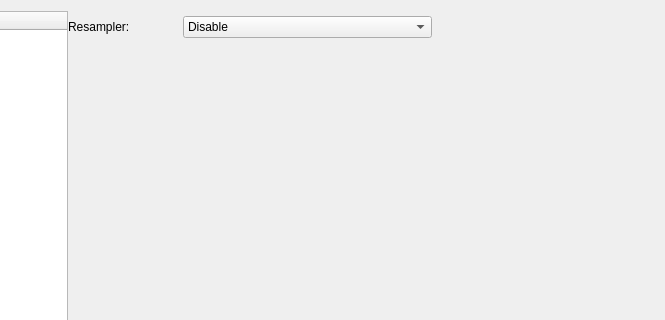
Qt form src/xamp/preferencedialog.ui (billlin0904/xamp2) before a commit; both pictures show x 143 to 808 and y 0 to 320 of the 808 by 569 pixel window.
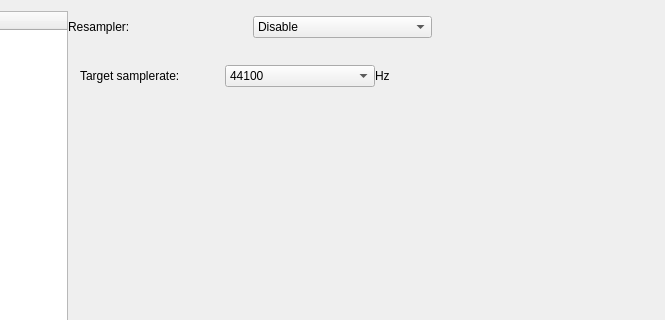
The same form after that commit. The open tabs and pages were chosen to show the change. Custom widgets are drawn as their Qt base class.

Commit message: Add r8brain resampler.

Diff of the .ui file:
```diff
--- a/src/xamp/preferencedialog.ui
+++ b/src/xamp/preferencedialog.ui
@@ -88,7 +88,7 @@
         </sizepolicy>
        </property>
        <property name="currentIndex">
-        <number>0</number>
+        <number>1</number>
        </property>
        <widget class="QWidget" name="playbackPage">
         <layout class="QGridLayout" name="gridLayout">
@@ -294,8 +294,8 @@
           <rect>
            <x>12</x>
            <y>54</y>
-           <width>558</width>
-           <height>403</height>
+           <width>439</width>
+           <height>355</height>
           </rect>
          </property>
          <widget class="QWidget" name="noneResamplerPage"/>
@@ -717,6 +717,120 @@
            </item>
           </layout>
          </widget>
+         <widget class="QWidget" name="r8brainResamplerPage">
+          <layout class="QVBoxLayout" name="verticalLayout_2">
+           <property name="spacing">
+            <number>0</number>
+           </property>
+           <property name="leftMargin">
+            <number>0</number>
+           </property>
+           <property name="topMargin">
+            <number>0</number>
+           </property>
+           <property name="rightMargin">
+            <number>0</number>
+           </property>
+           <property name="bottomMargin">
+            <number>0</number>
+           </property>
+           <item>
+            <layout class="QHBoxLayout" name="horizontalLayout_4" stretch="0,1,0">
+             <property name="spacing">
+              <number>0</number>
+             </property>
+             <item>
+              <widget class="QLabel" name="label_15">
+               <property name="maximumSize">
+                <size>
+                 <width>150</width>
+                 <height>16777215</height>
+                </size>
+               </property>
+               <property name="text">
+                <string>Target samplerate:</string>
+               </property>
+              </widget>
+             </item>
+             <item>
+              <widget class="QComboBox" name="r8brainTargetSampleRateComboBox">
+               <property name="maximumSize">
+                <size>
+                 <width>150</width>
+                 <height>16777215</height>
+                </size>
+               </property>
+               <item>
+                <property name="text">
+                 <string>44100</string>
+                </property>
+               </item>
+               <item>
+                <property name="text">
+                 <string>48000</string>
+                </property>
+               </item>
+               <item>
+                <property name="text">
+                 <string>88200</string>
+                </property>
+               </item>
+               <item>
+                <property name="text">
+                 <string>96000</string>
+                </property>
+               </item>
+               <item>
+                <property name="text">
+                 <string>176400</string>
+                </property>
+               </item>
+               <item>
+                <property name="text">
+                 <string>192000</string>
+                </property>
+               </item>
+               <item>
+                <property name="text">
+                 <string>352800</string>
+                </property>
+               </item>
+               <item>
+                <property name="text">
+                 <string>384000</string>
+                </property>
+               </item>
+               <item>
+                <property name="text">
+                 <string>768000</string>
+                </property>
+               </item>
+              </widget>
+             </item>
+             <item>
+              <widget class="QLabel" name="label_16">
+               <property name="text">
+                <string>Hz</string>
+               </property>
+              </widget>
+             </item>
+            </layout>
+           </item>
+           <item>
+            <spacer name="verticalSpacer_3">
+             <property name="orientation">
+              <enum>Qt::Vertical</enum>
+             </property>
+             <property name="sizeHint" stdset="0">
+              <size>
+               <width>20</width>
+               <height>306</height>
+              </size>
+             </property>
+            </spacer>
+           </item>
+          </layout>
+         </widget>
         </widget>
         <widget class="QWidget" name="layoutWidget">
          <property name="geometry">
@@ -761,7 +875,7 @@
             </item>
             <item>
              <property name="text">
-              <string>r8brain (Only support multiple resample)</string>
+              <string>R8brain</string>
              </property>
             </item>
            </widget>
```
The commit also changes 77 other files.
